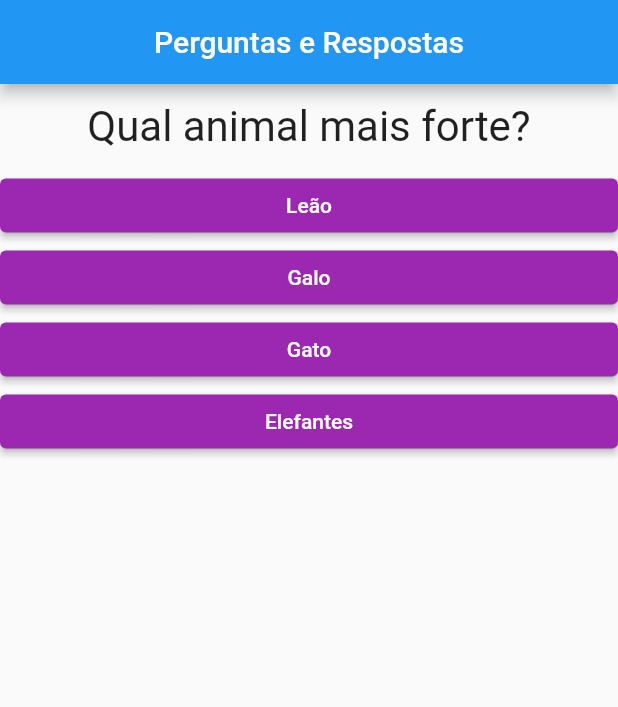
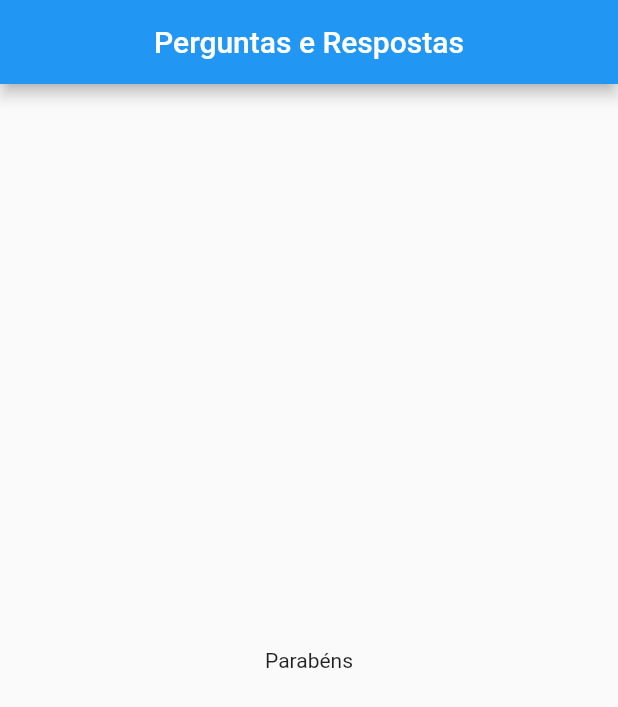
Before and after one commit to AdrianoSantana/quizApp, a Flutter app: the screen it shows after launch, after a tap on "Azul", after a tap on "Maça", after a tap on "Gato", on a phone screen of 412 x 824 dp. Shown: the top 707 px of the screen. Run offline on Flutter 3.47's test engine with Material 2 defaults, Android fonts, the phone set to English and light mode, and no system bars.

Commit message:
feat: criado logica para mostrar tela final

```diff
--- a/lib/main.dart
+++ b/lib/main.dart
@@ -31,18 +31,18 @@ class _PerguntasAppState extends State<PerguntasApp> {
     }
   ];
 
+  bool get isNotFinal => _indexQuestion < questions.length;
+
   void _toAnswer() {
-    if (_indexQuestion < questions.length - 1) {
     setState(() {
       _indexQuestion += 1;
     });
-    }
   }
 
   @override
   Widget build(BuildContext context) {
     List<String> myAnswers =
-        questions[_indexQuestion]['answers'] as List<String>;
+        isNotFinal ? questions[_indexQuestion]['answers'] as List<String> : [];
 
     List<Widget> answersWidgets = myAnswers
         .map((ans) => Answers(answer: ans, onAnswer: _toAnswer))
@@ -54,12 +54,17 @@ class _PerguntasAppState extends State<PerguntasApp> {
           title: const Text('Perguntas e Respostas'),
           centerTitle: true,
         ),
-        body: Column(
+        body: isNotFinal
+            ? Column(
                 crossAxisAlignment: CrossAxisAlignment.stretch,
                 children: [
-            Question(question: questions[_indexQuestion]['text'].toString()),
+                  Question(
+                      question: questions[_indexQuestion]['text'].toString()),
                   ...answersWidgets
                 ],
+              )
+            : const Center(
+                child: Text('Parabéns'),
               ),
       ),
     );
```
Lines whose indentation alone changed are shown as unchanged.
